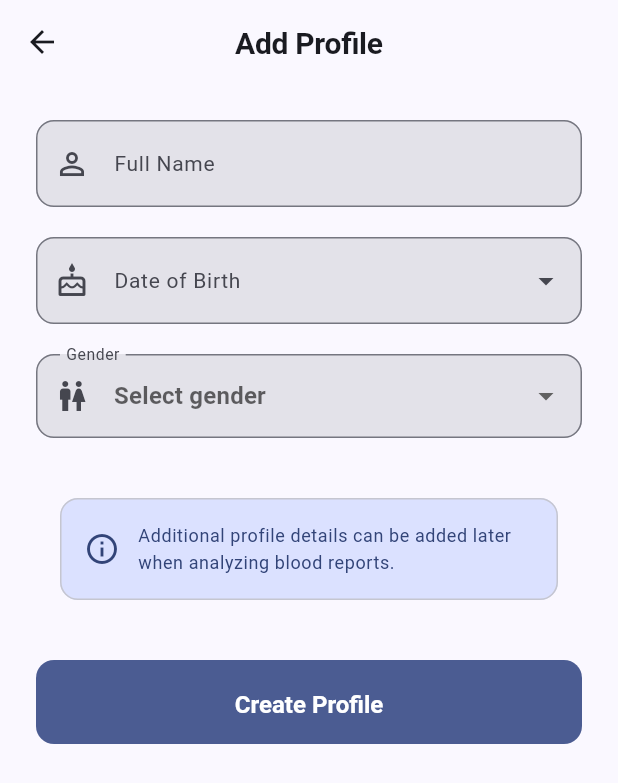
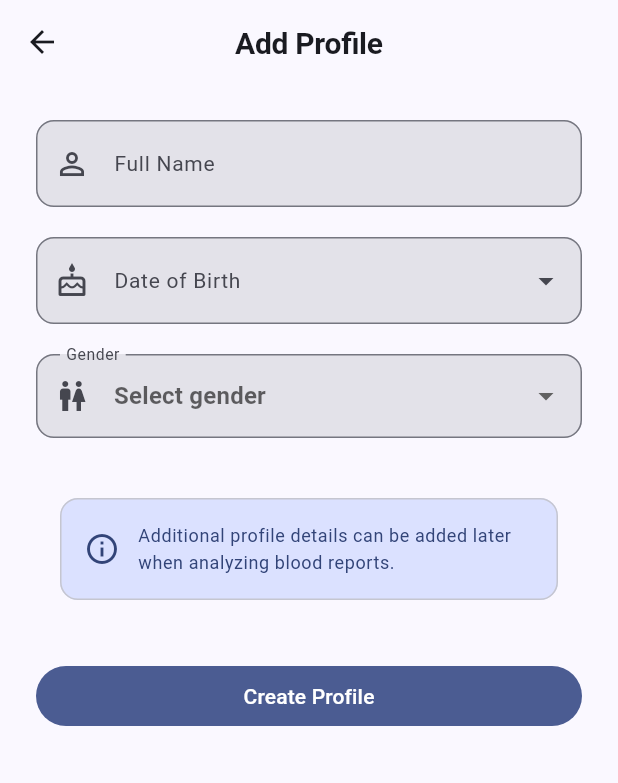
Before and after one commit to Devasy23/Hwiz, a Flutter app: the ProfileFormScreen screen opened directly, on a phone screen of 412 x 824 dp. Shown: the top 783 px of the screen. Run offline on Flutter 3.47's test engine with Material 3 defaults, Android fonts, the phone set to English and light mode, and no system bars; drawn by our look-alikes of dynamic_color; our stand-ins replace file_picker, fl_chart, flutter_secure_storage, google_generative_ai, image_picker, sqflite; missing offline and left inert: fuzzywuzzy, syncfusion_flutter_pdfviewer; accounts and stored records are empty.

Commit message:
feat: Migrate buttons to Material 3 FilledButton
- Updated profile_form_screen.dart to replace ElevatedButton with FilledButton for the save action.
- Updated report_details_screen.dart to replace ElevatedButton with FilledButton for the delete action.
- Updated profile_switcher_sheet.dart to replace ElevatedButton with FilledButton for the primary action.
- Added ADVANCED_M3_FEATURES.md to document Material 3 component upgrades.
- Added COMPONENT_IMPROVEMENTS_PLAN.md outlining the systematic upgrade plan for UI components.
- Added COMPONENT_UPDATES_SUMMARY.md summarizing the implementation status of Material 3 updates.
- Added M3_COMPONENTS_QUICK_REFERENCE.md as a developer quick reference for Material 3 components.
- Added M3_COMPONENTS_USAGE_GUIDE.md for usage guidelines of Material 3 components.
- Added M3_FEATURE_SUMMARY.md for summarizing Material 3 features.
- Created m3_search_bar.dart and m3_segmented_button.dart as placeholders for future components.

```diff
--- a/health_analyzer/lib/views/screens/profile_form_screen.dart
+++ b/health_analyzer/lib/views/screens/profile_form_screen.dart
@@ -119,27 +119,22 @@ class _ProfileFormScreenState extends State<ProfileFormScreen> {
             ),
             const SizedBox(height: 32),
 
-            // Save button
-            ElevatedButton(
+            // Save button - Material 3 FilledButton for primary action
+            SizedBox(
+              width: double.infinity,
+              child: FilledButton(
                 onPressed: _isSaving ? null : _saveProfile,
-              style: ElevatedButton.styleFrom(
-                padding: const EdgeInsets.symmetric(vertical: 16),
-                shape: RoundedRectangleBorder(
-                  borderRadius: BorderRadius.circular(12),
-                ),
-              ),
                 child: _isSaving
                     ? const SizedBox(
                         height: 20,
                         width: 20,
-                      child: CircularProgressIndicator(strokeWidth: 2),
+                        child: CircularProgressIndicator(
+                          strokeWidth: 2,
+                          valueColor:
+                              AlwaysStoppedAnimation<Color>(Colors.white),
+                        ),
                       )
-                  : Text(
-                      isEditing ? 'Update Profile' : 'Create Profile',
-                      style: const TextStyle(
-                        fontSize: 16,
-                        fontWeight: FontWeight.bold,
-                      ),
+                    : Text(isEditing ? 'Update Profile' : 'Create Profile'),
               ),
             ),
           ],
--- a/health_analyzer/lib/views/screens/report_details_screen.dart
+++ b/health_analyzer/lib/views/screens/report_details_screen.dart
@@ -1031,7 +1031,8 @@ class _ReportDetailsScreenState extends State<ReportDetailsScreen> {
               onPressed: () => Navigator.pop(context),
               child: const Text('Cancel'),
             ),
-            ElevatedButton(
+            // Material 3 FilledButton for destructive action
+            FilledButton(
               onPressed: () async {
                 debugPrint(
                     '🗑️ Delete button pressed for report ${widget.report.id}');
--- a/health_analyzer/lib/views/widgets/profile_switcher_sheet.dart
+++ b/health_analyzer/lib/views/widgets/profile_switcher_sheet.dart
@@ -73,7 +73,8 @@ class ProfileSwitcherSheet extends StatelessWidget {
                             ),
                           ),
                           const SizedBox(height: AppTheme.spacing16),
-                          ElevatedButton(
+                          // Material 3 FilledButton for primary action
+                          FilledButton(
                             onPressed: () {
                               Navigator.of(context).pop();
                               Navigator.of(context).push(
```
Also changed, not shown: 1 other file. Lines whose indentation alone changed are shown as unchanged.
